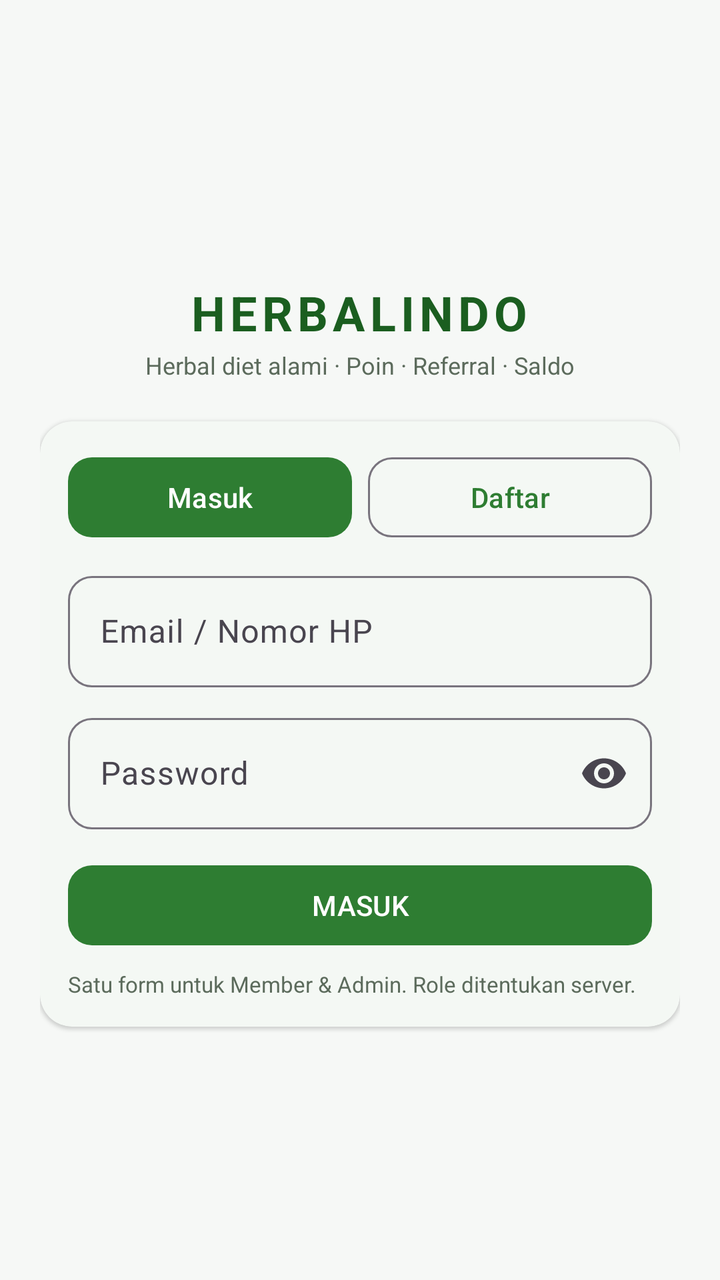
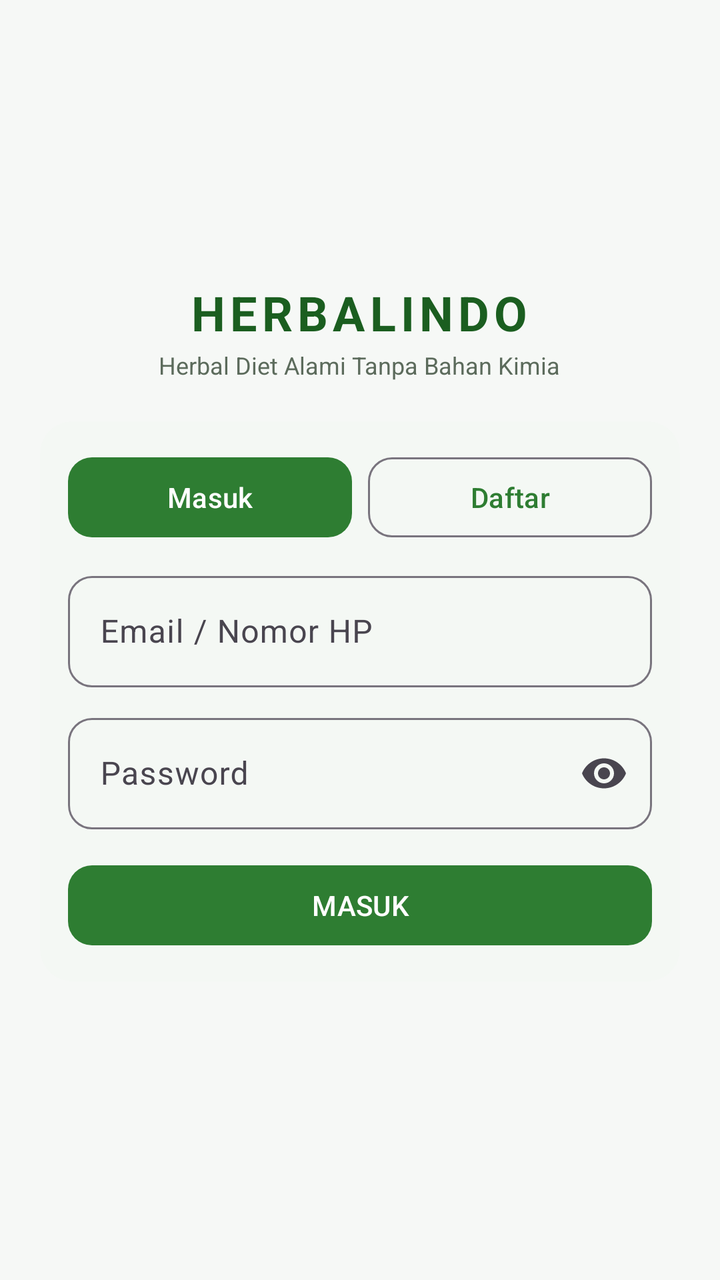

Two renders of the same Android screen: before a commit and after it. Below are the layout's source before the change and the commit's diff.
<!-- AndroidManifest.xml: application theme Theme.Herbalindo -->
<!-- res/layout/activity_auth.xml -->
<?xml version="1.0" encoding="utf-8"?>
<androidx.core.widget.NestedScrollView xmlns:android="http://schemas.android.com/apk/res/android"
    xmlns:app="http://schemas.android.com/apk/res-auto"
    android:layout_width="match_parent"
    android:layout_height="match_parent"
    android:background="@color/bg"
    android:fillViewport="true">

    <LinearLayout
        android:layout_width="match_parent"
        android:layout_height="wrap_content"
        android:orientation="vertical"
        android:padding="20dp">

        <ImageView
            android:layout_width="84dp"
            android:layout_height="84dp"
            android:layout_gravity="center_horizontal"
            android:layout_marginTop="24dp"
            android:contentDescription="@string/app_name"
            android:src="@mipmap/ic_launcher_round" />

        <TextView
            android:layout_width="wrap_content"
            android:layout_height="wrap_content"
            android:layout_gravity="center_horizontal"
            android:layout_marginTop="12dp"
            android:letterSpacing="0.1"
            android:text="@string/app_name"
            android:textColor="@color/brand_green_dark"
            android:textSize="24sp"
            android:textStyle="bold" />

        <TextView
            android:layout_width="wrap_content"
            android:layout_height="wrap_content"
            android:layout_gravity="center_horizontal"
            android:layout_marginTop="2dp"
            android:text="@string/app_tagline"
            android:textColor="@color/text_secondary"
            android:textSize="12sp" />

        <com.google.android.material.card.MaterialCardView
            style="@style/Widget.Herbalindo.Card"
            android:layout_width="match_parent"
            android:layout_height="wrap_content"
            android:layout_marginTop="20dp">

            <LinearLayout
                android:layout_width="match_parent"
                android:layout_height="wrap_content"
                android:orientation="vertical"
                android:padding="14dp">

                <LinearLayout
                    android:layout_width="match_parent"
                    android:layout_height="wrap_content"
                    android:orientation="horizontal">

                    <Button
                        android:id="@+id/tab_login"
                        style="@style/Widget.Herbalindo.Button"
                        android:layout_width="0dp"
                        android:layout_height="wrap_content"
                        android:layout_weight="1"
                        android:text="@string/login" />

                    <Button
                        android:id="@+id/tab_register"
                        style="@style/Widget.Herbalindo.Button.Outlined"
                        android:layout_width="0dp"
                        android:layout_height="wrap_content"
                        android:layout_marginStart="8dp"
                        android:layout_weight="1"
                        android:text="@string/register" />
                </LinearLayout>

                
                <LinearLayout
                    android:id="@+id/form_login"
                    android:layout_width="match_parent"
                    android:layout_height="wrap_content"
                    android:orientation="vertical"
                    android:paddingTop="10dp">

                    <com.google.android.material.textfield.TextInputLayout
                        android:id="@+id/til_login_id"
                        style="@style/Widget.Herbalindo.Input"
                        android:layout_width="match_parent"
                        android:layout_height="wrap_content"
                        android:hint="@string/email_or_phone">

                        <com.google.android.material.textfield.TextInputEditText
                            android:layout_width="match_parent"
                            android:layout_height="wrap_content"
                            android:inputType="textEmailAddress"
                            android:maxLines="1" />
                    </com.google.android.material.textfield.TextInputLayout>

                    <com.google.android.material.textfield.TextInputLayout
                        android:id="@+id/til_login_pass"
                        style="@style/Widget.Herbalindo.Input"
                        android:layout_width="match_parent"
                        android:layout_height="wrap_content"
                        android:layout_marginTop="10dp"
                        android:hint="@string/password"
                        app:endIconMode="password_toggle">

                        <com.google.android.material.textfield.TextInputEditText
                            android:layout_width="match_parent"
                            android:layout_height="wrap_content"
                            android:inputType="textPassword"
                            android:maxLines="1" />
                    </com.google.android.material.textfield.TextInputLayout>

                    <Button
                        android:id="@+id/btn_login"
                        style="@style/Widget.Herbalindo.Button"
                        android:layout_width="match_parent"
                        android:layout_height="wrap_content"
                        android:layout_marginTop="14dp"
                        android:text="MASUK" />

                    <TextView
                        android:layout_width="match_parent"
                        android:layout_height="wrap_content"
                        android:layout_marginTop="8dp"
                        android:text="@string/role_hint"
                        android:textColor="@color/text_secondary"
                        android:textSize="11sp" />
                </LinearLayout>

                
                <LinearLayout
                    android:id="@+id/form_register"
                    android:layout_width="match_parent"
                    android:layout_height="wrap_content"
                    android:orientation="vertical"
                    android:paddingTop="10dp"
                    android:visibility="gone">

                    <com.google.android.material.textfield.TextInputLayout
                        android:id="@+id/til_reg_name"
                        style="@style/Widget.Herbalindo.Input"
                        android:layout_width="match_parent"
                        android:layout_height="wrap_content"
                        android:hint="@string/name">

                        <com.google.android.material.textfield.TextInputEditText
                            android:layout_width="match_parent"
                            android:layout_height="wrap_content"
                            android:inputType="textPersonName"
                            android:maxLines="1" />
                    </com.google.android.material.textfield.TextInputLayout>

                    <com.google.android.material.textfield.TextInputLayout
                        android:id="@+id/til_reg_contact"
                        style="@style/Widget.Herbalindo.Input"
                        android:layout_width="match_parent"
                        android:layout_height="wrap_content"
                        android:layout_marginTop="10dp"
                        android:hint="@string/email_or_phone">

                        <com.google.android.material.textfield.TextInputEditText
                            android:layout_width="match_parent"
                            android:layout_height="wrap_content"
                            android:inputType="textEmailAddress"
                            android:maxLines="1" />
                    </com.google.android.material.textfield.TextInputLayout>

                    <com.google.android.material.textfield.TextInputLayout
                        android:id="@+id/til_reg_pass"
                        style="@style/Widget.Herbalindo.Input"
                        android:layout_width="match_parent"
                        android:layout_height="wrap_content"
                        android:layout_marginTop="10dp"
                        android:hint="@string/password"
                        app:endIconMode="password_toggle">

                        <com.google.android.material.textfield.TextInputEditText
                            android:layout_width="match_parent"
                            android:layout_height="wrap_content"
                            android:inputType="textPassword"
                            android:maxLines="1" />
                    </com.google.android.material.textfield.TextInputLayout>

                    <com.google.android.material.textfield.TextInputLayout
                        android:id="@+id/til_reg_ref"
                        style="@style/Widget.Herbalindo.Input"
                        android:layout_width="match_parent"
                        android:layout_height="wrap_content"
                        android:layout_marginTop="10dp"
                        android:hint="@string/referral_optional">

                        <com.google.android.material.textfield.TextInputEditText
                            android:layout_width="match_parent"
                            android:layout_height="wrap_content"
                            android:inputType="number"
                            android:maxLength="6"
                            android:maxLines="1" />
                    </com.google.android.material.textfield.TextInputLayout>

                    <Button
                        android:id="@+id/btn_register"
                        style="@style/Widget.Herbalindo.Button"
                        android:layout_width="match_parent"
                        android:layout_height="wrap_content"
                        android:layout_marginTop="14dp"
                        android:text="DAFTAR" />

                    <TextView
                        android:layout_width="match_parent"
                        android:layout_height="wrap_content"
                        android:layout_marginTop="8dp"
                        android:text="@string/referral_hint"
                        android:textColor="@color/text_secondary"
                        android:textSize="11sp" />
                </LinearLayout>
            </LinearLayout>
        </com.google.android.material.card.MaterialCardView>
    </LinearLayout>
</androidx.core.widget.NestedScrollView>
<!-- resources referenced by this layout -->
<resources>
  <color name="bg">#F6F8F6</color>
  <color name="brand_green_dark">#1B5E20</color>
  <color name="text_secondary">#5C6B5C</color>
  <!-- mipmap ic_launcher_round (mipmap-anydpi-v26) -->
  <?xml version="1.0" encoding="utf-8"?>
  <adaptive-icon xmlns:android="http://schemas.android.com/apk/res/android">
      <background android:drawable="@mipmap/ic_launcher_background" />
      <foreground android:drawable="@mipmap/ic_launcher_foreground" />
  </adaptive-icon>
  <string name="app_name">HERBALINDO</string>
  <string name="app_tagline">Herbal diet alami · Poin · Referral · Saldo</string>
  <string name="email_or_phone">Email / Nomor HP</string>
  <string name="login">Masuk</string>
  <string name="name">Nama Lengkap</string>
  <string name="password">Password</string>
  <string name="referral_hint">Referral ID dibuat otomatis 6 digit oleh server dan tidak dapat diubah.</string>
  <string name="referral_optional">Referral ID (opsional)</string>
  <string name="register">Daftar</string>
  <string name="role_hint">Satu form untuk Member &amp; Admin. Role ditentukan server.</string>
  <style name="Widget.Herbalindo.Button" parent="Widget.Material3.Button">
          <item name="android:textAllCaps">false</item>
          <item name="android:minHeight">48dp</item>
          <item name="cornerRadius">12dp</item>
      </style>
  <style name="Widget.Herbalindo.Button.Outlined" parent="Widget.Material3.Button.OutlinedButton">
          <item name="android:textAllCaps">false</item>
          <item name="android:minHeight">48dp</item>
          <item name="cornerRadius">12dp</item>
      </style>
  <style name="Widget.Herbalindo.Card" parent="Widget.Material3.CardView.Elevated">
          <item name="cardCornerRadius">16dp</item>
          <item name="cardElevation">1dp</item>
          <item name="cardBackgroundColor">@color/surface</item>
      </style>
  <style name="Widget.Herbalindo.Input" parent="Widget.Material3.TextInputLayout.OutlinedBox">
          <item name="boxCornerRadiusTopStart">12dp</item>
          <item name="boxCornerRadiusTopEnd">12dp</item>
          <item name="boxCornerRadiusBottomStart">12dp</item>
          <item name="boxCornerRadiusBottomEnd">12dp</item>
      </style>
  <style name="Theme.Herbalindo" parent="Theme.Material3.Light.NoActionBar">
          <item name="colorPrimary">@color/brand_green</item>
          <item name="colorPrimaryDark">@color/brand_green_dark</item>
          <item name="colorOnPrimary">@color/text_on_brand</item>
          <item name="colorSecondary">@color/brand_accent</item>
          <item name="colorOnSecondary">@color/text_primary</item>
          <item name="colorSurface">@color/surface</item>
          <item name="colorOnSurface">@color/text_primary</item>
          <item name="android:colorBackground">@color/bg</item>
          <item name="android:statusBarColor">@color/brand_green_dark</item>
          <item name="android:navigationBarColor">@color/surface</item>
          <item name="android:windowLightStatusBar" tools:targetApi="m">false</item>
          <item name="android:windowBackground">@color/bg</item>
      </style>
  <color name="surface">#FFFFFF</color>
  <color name="brand_green">#2E7D32</color>
  <color name="text_on_brand">#FFFFFF</color>
  <color name="brand_accent">#F9A825</color>
  <color name="text_primary">#1A241A</color>
</resources>

<!-- the commit's change to res/layout/activity_auth.xml (unified diff, before → after) -->
@@ -120,14 +120,6 @@
                         android:layout_height="wrap_content"
                         android:layout_marginTop="14dp"
                         android:text="MASUK" />
-
-                    <TextView
-                        android:layout_width="match_parent"
-                        android:layout_height="wrap_content"
-                        android:layout_marginTop="8dp"
-                        android:text="@string/role_hint"
-                        android:textColor="@color/text_secondary"
-                        android:textSize="11sp" />
                 </LinearLayout>
 
                 
@@ -207,14 +199,6 @@
                         android:layout_height="wrap_content"
                         android:layout_marginTop="14dp"
                         android:text="DAFTAR" />
-
-                    <TextView
-                        android:layout_width="match_parent"
-                        android:layout_height="wrap_content"
-                        android:layout_marginTop="8dp"
-                        android:text="@string/referral_hint"
-                        android:textColor="@color/text_secondary"
-                        android:textSize="11sp" />
                 </LinearLayout>
             </LinearLayout>
         </com.google.android.material.card.MaterialCardView>
<!-- resource entries referenced after the edit -->
@@ -10,15 +10,13 @@
       <foreground android:drawable="@mipmap/ic_launcher_foreground" />
   </adaptive-icon>
   <string name="app_name">HERBALINDO</string>
-  <string name="app_tagline">Herbal diet alami · Poin · Referral · Saldo</string>
+  <string name="app_tagline">Herbal Diet Alami Tanpa Bahan Kimia</string>
   <string name="email_or_phone">Email / Nomor HP</string>
   <string name="login">Masuk</string>
   <string name="name">Nama Lengkap</string>
   <string name="password">Password</string>
-  <string name="referral_hint">Referral ID dibuat otomatis 6 digit oleh server dan tidak dapat diubah.</string>
   <string name="referral_optional">Referral ID (opsional)</string>
   <string name="register">Daftar</string>
-  <string name="role_hint">Satu form untuk Member &amp; Admin. Role ditentukan server.</string>
   <style name="Widget.Herbalindo.Button" parent="Widget.Material3.Button">
           <item name="android:textAllCaps">false</item>
           <item name="android:minHeight">48dp</item>
